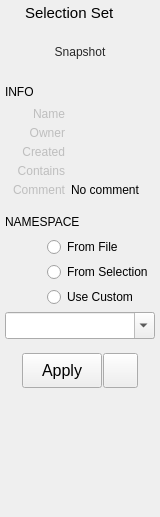
krathjen/studiolibrary, file src/studiolibrary/packages/studiolibraryitems/resource/ui/SetsPreviewWidget.ui: the form before one commit.
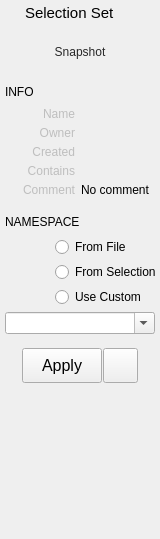
The form after the commit. Icons and pictures are not drawn.

Diff of the .ui file:
```diff
--- a/src/studiolibrary/packages/studiolibraryitems/resource/ui/SetsPreviewWidget.ui
+++ b/src/studiolibrary/packages/studiolibraryitems/resource/ui/SetsPreviewWidget.ui
@@ -7,7 +7,7 @@
     <x>0</x>
     <y>0</y>
     <width>160</width>
-    <height>517</height>
+    <height>539</height>
    </rect>
   </property>
   <property name="sizePolicy">
@@ -24,7 +24,7 @@
   </property>
   <property name="maximumSize">
    <size>
-    <width>300</width>
+    <width>16777215</width>
     <height>16777215</height>
    </size>
   </property>
@@ -32,10 +32,7 @@
    <string>Form</string>
   </property>
   <property name="styleSheet">
-   <string notr="true">QComboBox, QLineEdit {
-	font-size: 16px;
-}
-</string>
+   <string notr="true"/>
   </property>
   <layout class="QVBoxLayout" name="verticalLayout">
    <property name="spacing">
@@ -296,20 +293,20 @@
         <bool>false</bool>
        </property>
        <property name="sizePolicy">
-        <sizepolicy hsizetype="Fixed" vsizetype="Preferred">
-         <horstretch>0</horstretch>
+        <sizepolicy hsizetype="Preferred" vsizetype="Preferred">
+         <horstretch>2</horstretch>
          <verstretch>0</verstretch>
         </sizepolicy>
        </property>
        <property name="minimumSize">
         <size>
-         <width>60</width>
+         <width>70</width>
          <height>0</height>
         </size>
        </property>
        <property name="maximumSize">
         <size>
-         <width>60</width>
+         <width>16777215</width>
          <height>16777215</height>
         </size>
        </property>
@@ -327,8 +324,8 @@
         <bool>true</bool>
        </property>
        <property name="sizePolicy">
-        <sizepolicy hsizetype="Ignored" vsizetype="Preferred">
-         <horstretch>0</horstretch>
+        <sizepolicy hsizetype="Expanding" vsizetype="Preferred">
+         <horstretch>4</horstretch>
          <verstretch>0</verstretch>
         </sizepolicy>
        </property>
@@ -353,21 +350,21 @@
         <bool>false</bool>
        </property>
        <property name="sizePolicy">
-        <sizepolicy hsizetype="Fixed" vsizetype="Expanding">
-         <horstretch>0</horstretch>
+        <sizepolicy hsizetype="Preferred" vsizetype="Expanding">
+         <horstretch>2</horstretch>
          <verstretch>0</verstretch>
         </sizepolicy>
        </property>
        <property name="minimumSize">
         <size>
-         <width>60</width>
+         <width>70</width>
          <height>0</height>
         </size>
        </property>
        <property name="maximumSize">
         <size>
-         <width>60</width>
-         <height>500</height>
+         <width>16777215</width>
+         <height>16777215</height>
         </size>
        </property>
        <property name="text">
@@ -384,8 +381,8 @@
         <bool>true</bool>
        </property>
        <property name="sizePolicy">
-        <sizepolicy hsizetype="Ignored" vsizetype="Expanding">
-         <horstretch>0</horstretch>
+        <sizepolicy hsizetype="Expanding" vsizetype="Expanding">
+         <horstretch>4</horstretch>
          <verstretch>0</verstretch>
         </sizepolicy>
        </property>
@@ -431,21 +428,21 @@
         <bool>false</bool>
        </property>
        <property name="sizePolicy">
-        <sizepolicy hsizetype="Fixed" vsizetype="Expanding">
-         <horstretch>0</horstretch>
+        <sizepolicy hsizetype="Preferred" vsizetype="Expanding">
+         <horstretch>2</horstretch>
          <verstretch>0</verstretch>
         </sizepolicy>
        </property>
        <property name="minimumSize">
         <size>
-         <width>60</width>
+         <width>70</width>
          <height>0</height>
         </size>
        </property>
        <property name="maximumSize">
         <size>
-         <width>60</width>
-         <height>500</height>
+         <width>16777215</width>
+         <height>16777215</height>
         </size>
        </property>
        <property name="text">
@@ -463,7 +460,7 @@
        </property>
        <property name="sizePolicy">
         <sizepolicy hsizetype="Expanding" vsizetype="Expanding">
-         <horstretch>0</horstretch>
+         <horstretch>4</horstretch>
          <verstretch>0</verstretch>
         </sizepolicy>
        </property>
@@ -512,21 +509,21 @@
         <bool>false</bool>
        </property>
        <property name="sizePolicy">
-        <sizepolicy hsizetype="Fixed" vsizetype="Expanding">
-         <horstretch>0</horstretch>
+        <sizepolicy hsizetype="Preferred" vsizetype="Expanding">
+         <horstretch>2</horstretch>
          <verstretch>0</verstretch>
         </sizepolicy>
        </property>
        <property name="minimumSize">
         <size>
-         <width>60</width>
+         <width>70</width>
          <height>0</height>
         </size>
        </property>
        <property name="maximumSize">
         <size>
-         <width>60</width>
-         <height>500</height>
+         <width>16777215</width>
+         <height>16777215</height>
         </size>
        </property>
        <property name="text">
@@ -544,7 +541,7 @@
        </property>
        <property name="sizePolicy">
         <sizepolicy hsizetype="Expanding" vsizetype="MinimumExpanding">
-         <horstretch>0</horstretch>
+         <horstretch>4</horstretch>
          <verstretch>0</verstretch>
         </sizepolicy>
        </property>
@@ -593,21 +590,21 @@
         <bool>false</bool>
        </property>
        <property name="sizePolicy">
-        <sizepolicy hsizetype="Fixed" vsizetype="Expanding">
-         <horstretch>0</horstretch>
+        <sizepolicy hsizetype="Preferred" vsizetype="Expanding">
+         <horstretch>2</horstretch>
          <verstretch>0</verstretch>
         </sizepolicy>
        </property>
        <property name="minimumSize">
         <size>
-         <width>60</width>
+         <width>70</width>
          <height>0</height>
         </size>
        </property>
        <property name="maximumSize">
         <size>
-         <width>60</width>
-         <height>500</height>
+         <width>16777215</width>
+         <height>16777215</height>
         </size>
        </property>
        <property name="text">
@@ -624,8 +621,8 @@
         <bool>true</bool>
        </property>
        <property name="sizePolicy">
-        <sizepolicy hsizetype="Ignored" vsizetype="MinimumExpanding">
-         <horstretch>0</horstretch>
+        <sizepolicy hsizetype="Expanding" vsizetype="MinimumExpanding">
+         <horstretch>4</horstretch>
          <verstretch>0</verstretch>
         </sizepolicy>
        </property>
@@ -720,6 +717,12 @@
      </property>
      <item>
       <widget class="QLabel" name="label_16">
+       <property name="sizePolicy">
+        <sizepolicy hsizetype="Preferred" vsizetype="Preferred">
+         <horstretch>2</horstretch>
+         <verstretch>0</verstretch>
+        </sizepolicy>
+       </property>
        <property name="minimumSize">
         <size>
          <width>40</width>
@@ -728,7 +731,7 @@
        </property>
        <property name="maximumSize">
         <size>
-         <width>40</width>
+         <width>16777215</width>
          <height>16777215</height>
         </size>
        </property>
@@ -745,6 +748,18 @@
      </item>
      <item>
       <widget class="QRadioButton" name="useFileNamespace">
+       <property name="sizePolicy">
+        <sizepolicy hsizetype="Expanding" vsizetype="Fixed">
+         <horstretch>4</horstretch>
+         <verstretch>0</verstretch>
+        </sizepolicy>
+       </property>
+       <property name="minimumSize">
+        <size>
+         <width>100</width>
+         <height>0</height>
+        </size>
+       </property>
        <property name="text">
         <string>From File</string>
        </property>
@@ -765,6 +780,12 @@
      </property>
      <item>
       <widget class="QLabel" name="label_17">
+       <property name="sizePolicy">
+        <sizepolicy hsizetype="Preferred" vsizetype="Preferred">
+         <horstretch>2</horstretch>
+         <verstretch>0</verstretch>
+        </sizepolicy>
+       </property>
        <property name="minimumSize">
         <size>
          <width>40</width>
@@ -773,7 +794,7 @@
        </property>
        <property name="maximumSize">
         <size>
-         <width>40</width>
+         <width>16777215</width>
          <height>16777215</height>
         </size>
        </property>
@@ -790,6 +811,18 @@
      </item>
      <item>
       <widget class="QRadioButton" name="useSelectionNamespace">
+       <property name="sizePolicy">
+        <sizepolicy hsizetype="Expanding" vsizetype="Fixed">
+         <horstretch>4</horstretch>
+         <verstretch>0</verstretch>
+        </sizepolicy>
+       </property>
+       <property name="minimumSize">
+        <size>
+         <width>100</width>
+         <height>0</height>
+        </size>
+       </property>
        <property name="text">
         <string>From Selection</string>
        </property>
@@ -810,6 +843,12 @@
      </property>
      <item>
       <widget class="QLabel" name="label_19">
+       <property name="sizePolicy">
+        <sizepolicy hsizetype="Preferred" vsizetype="Preferred">
+         <horstretch>2</horstretch>
+         <verstretch>0</verstretch>
+        </sizepolicy>
+       </property>
        <property name="minimumSize">
         <size>
          <width>40</width>
@@ -818,7 +857,7 @@
        </property>
        <property name="maximumSize">
         <size>
-         <width>40</width>
+         <width>16777215</width>
          <height>16777215</height>
         </size>
        </property>
@@ -835,6 +874,18 @@
      </item>
      <item>
       <widget class="QRadioButton" name="useCustomNamespace">
+       <property name="sizePolicy">
+        <sizepolicy hsizetype="Expanding" vsizetype="Fixed">
+         <horstretch>4</horstretch>
+         <verstretch>0</verstretch>
+        </sizepolicy>
+       </property>
+       <property name="minimumSize">
+        <size>
+         <width>100</width>
+         <height>0</height>
+        </size>
+       </property>
        <property name="text">
         <string>Use Custom</string>
        </property>
@@ -844,6 +895,12 @@
    </item>
    <item>
     <widget class="QComboBox" name="namespaceComboBox">
+     <property name="sizePolicy">
+      <sizepolicy hsizetype="Preferred" vsizetype="Preferred">
+       <horstretch>0</horstretch>
+       <verstretch>0</verstretch>
+      </sizepolicy>
+     </property>
      <property name="editable">
       <bool>true</bool>
      </property>
```
Left out of the diff: 33 changed lines with no effect on the pictures.
